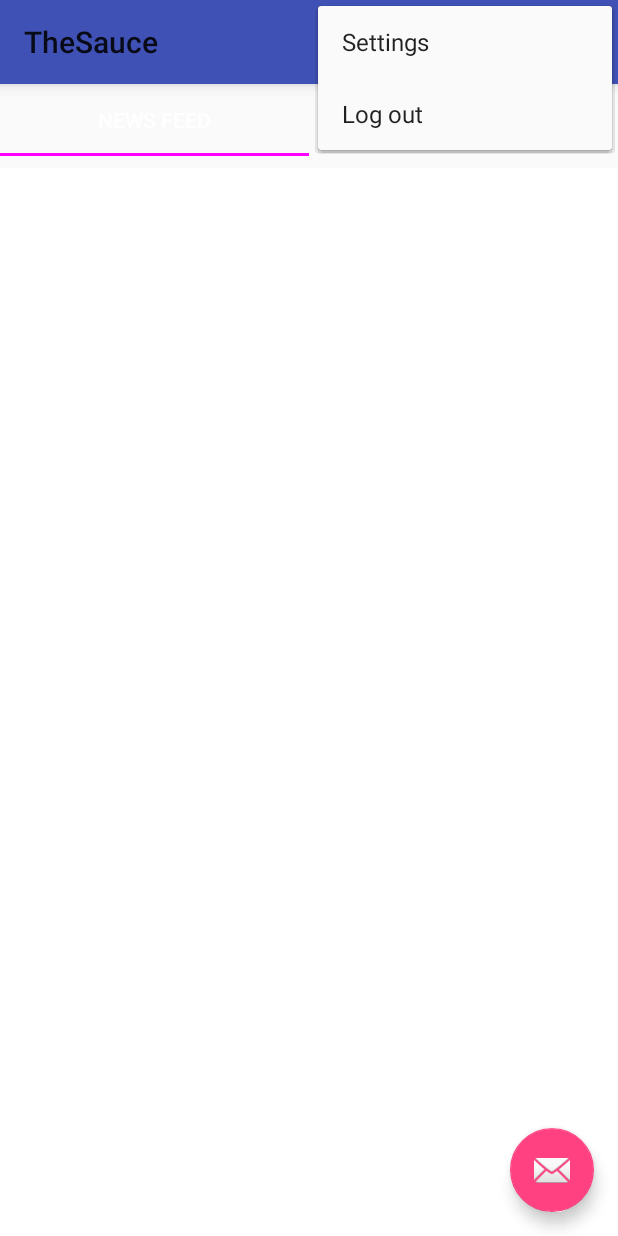
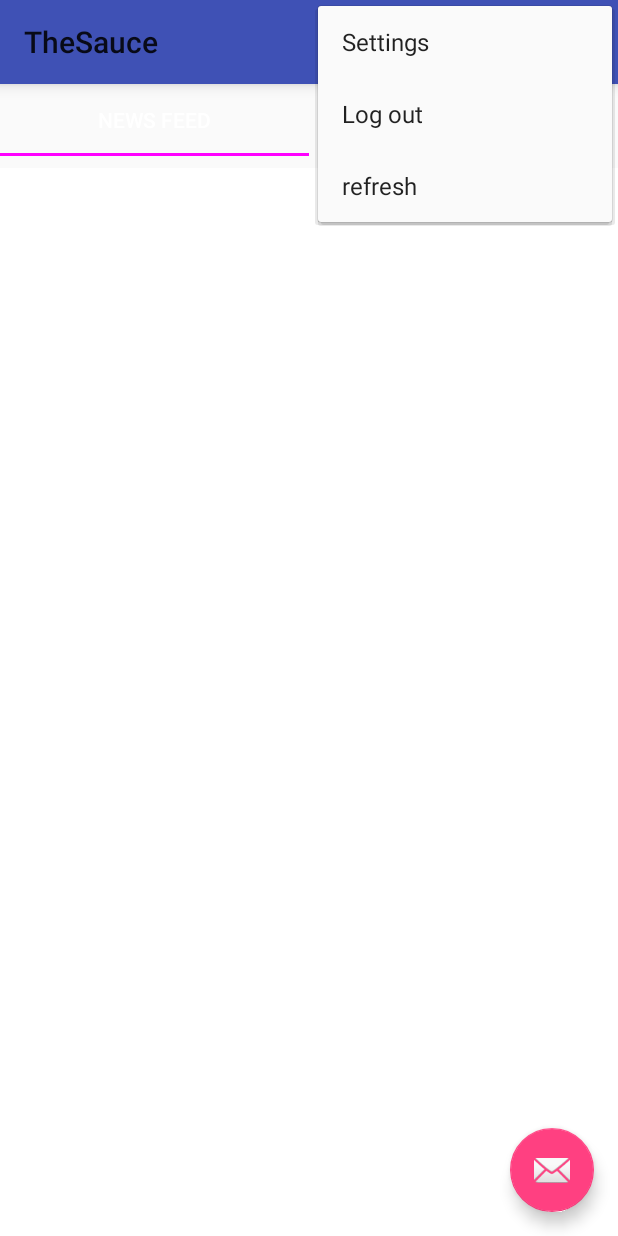
Before and after one commit to Woodyjl/theSauce, an Android app: the screen it shows after launch once a user with an empty profile is signed in (MainActivity), with the options menu open, on a phone screen of 412 x 824 dp. Run offline under Robolectric (Android 15) with nearby library versions, the phone set to English and light mode, and no system bars; our stand-ins replace Firebase (no records; nobody signed in at launch, a user with empty details on screens opened directly), Picasso; pictures from the network do not load; 1 statement that could not run was skipped.

Commit message:
created refresh button

```diff
--- a/TheSauce2/app/src/main/java/com/carolinagold/thesauce/MainActivity.java
+++ b/TheSauce2/app/src/main/java/com/carolinagold/thesauce/MainActivity.java
@@ -319,6 +319,10 @@ public class MainActivity extends AppCompatActivity implements OnFragmentInterac
                 };
 
                 return true;
+            case R.id.refresh:
+                newFeedFragment.getLatestPost();
+                profileFragment.getAllProfilePost();
+                break;
             default:
                 break;
         }
--- a/TheSauce2/app/src/main/java/com/carolinagold/thesauce/ProfileFragment.java
+++ b/TheSauce2/app/src/main/java/com/carolinagold/thesauce/ProfileFragment.java
@@ -94,7 +94,7 @@ public class ProfileFragment extends Fragment implements View.OnLongClickListene
     }
 
 
-    private void getAllProfilePost() {
+    public void getAllProfilePost() {
         FirebaseDatabase dbRef = FirebaseDatabase.getInstance();
         DatabaseReference myRef = dbRef.getReference("Post").child(user.getUid());
 
--- a/TheSauce2/app/src/main/res/menu/menu_main.xml
+++ b/TheSauce2/app/src/main/res/menu/menu_main.xml
@@ -12,4 +12,9 @@
         android:orderInCategory="101"
         android:title="@string/action_logout"
         app:showAsAction="never" />
+    <item
+        android:id="@+id/refresh"
+        android:orderInCategory="102"
+        android:title="refresh"
+        app:showAsAction="never" />
 </menu>
```
